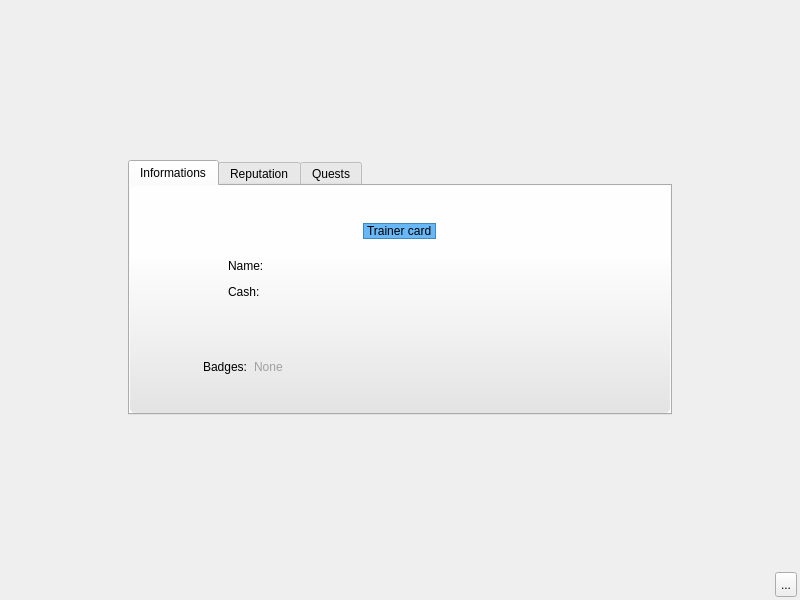
The window that client/base/interface/BaseWindow.ui (alphaonex86/CatchChallenger) describes before a commit, drawn with Qt 5.
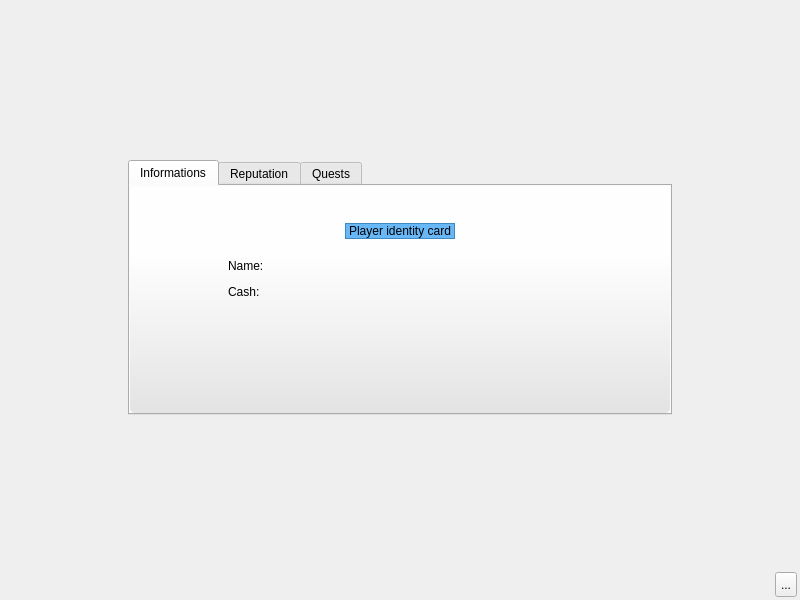
The same window after the commit. The open tabs and pages were chosen to show the change. Icons and pictures are not drawn.

Diff of the .ui file:
```diff
--- a/client/base/interface/BaseWindow.ui
+++ b/client/base/interface/BaseWindow.ui
@@ -918,7 +918,7 @@
 border: 1px solid rgb(64, 136, 192);</string>
                       </property>
                       <property name="text">
-                       <string>Trainer card</string>
+                       <string>Player identity card</string>
                       </property>
                      </widget>
                     </item>
@@ -1111,52 +1111,6 @@
                     </item>
                    </layout>
                   </item>
-                  <item>
-                   <layout class="QHBoxLayout" name="horizontalLayout_4">
-                    <item>
-                     <widget class="QLabel" name="label_4">
-                      <property name="minimumSize">
-                       <size>
-                        <width>0</width>
-                        <height>16</height>
-                       </size>
-                      </property>
-                      <property name="maximumSize">
-                       <size>
-                        <width>16777215</width>
-                        <height>16</height>
-                       </size>
-                      </property>
-                      <property name="styleSheet">
-                       <string notr="true">background-image: url(:/images/empty.png);</string>
-                      </property>
-                      <property name="text">
-                       <string>Badges:</string>
-                      </property>
-                     </widget>
-                    </item>
-                    <item>
-                     <widget class="QLabel" name="label_badges">
-                      <property name="text">
-                       <string>&lt;span style=&quot; color:#a0a0a0;&quot;&gt;None&lt;/span&gt;</string>
-                      </property>
-                     </widget>
-                    </item>
-                    <item>
-                     <spacer name="horizontalSpacer_5">
-                      <property name="orientation">
-                       <enum>Qt::Horizontal</enum>
-                      </property>
-                      <property name="sizeHint" stdset="0">
-                       <size>
-                        <width>345</width>
-                        <height>14</height>
-                       </size>
-                      </property>
-                     </spacer>
-                    </item>
-                   </layout>
-                  </item>
                  </layout>
                 </widget>
                </item>
```
Left out of the diff: 4 changed lines with no effect on the pictures.
